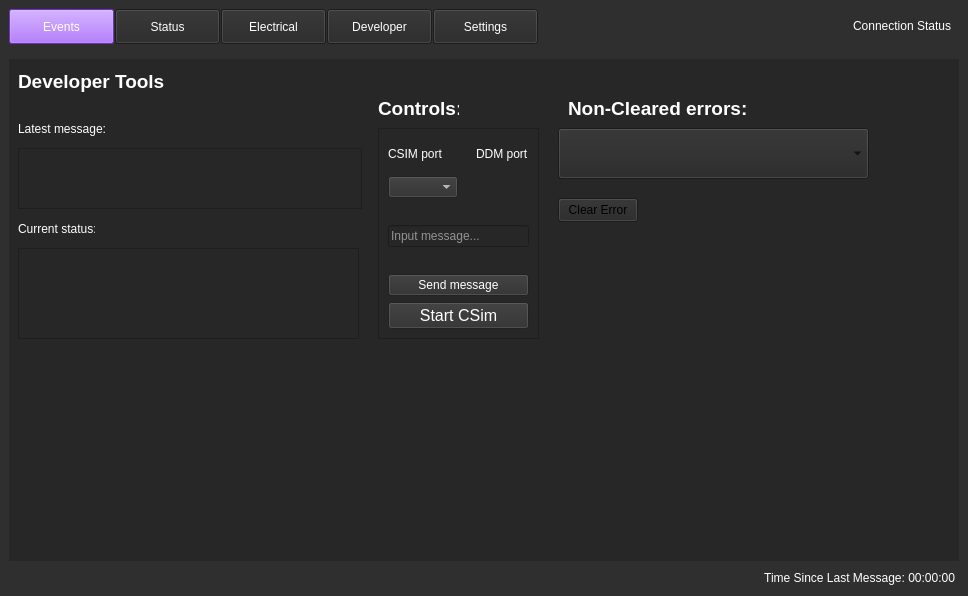
This is weapon-system-support-software/mainwindow.ui in Team-Controller-NAU/Controller as Qt 5 draws it before an edit. The edited form follows.
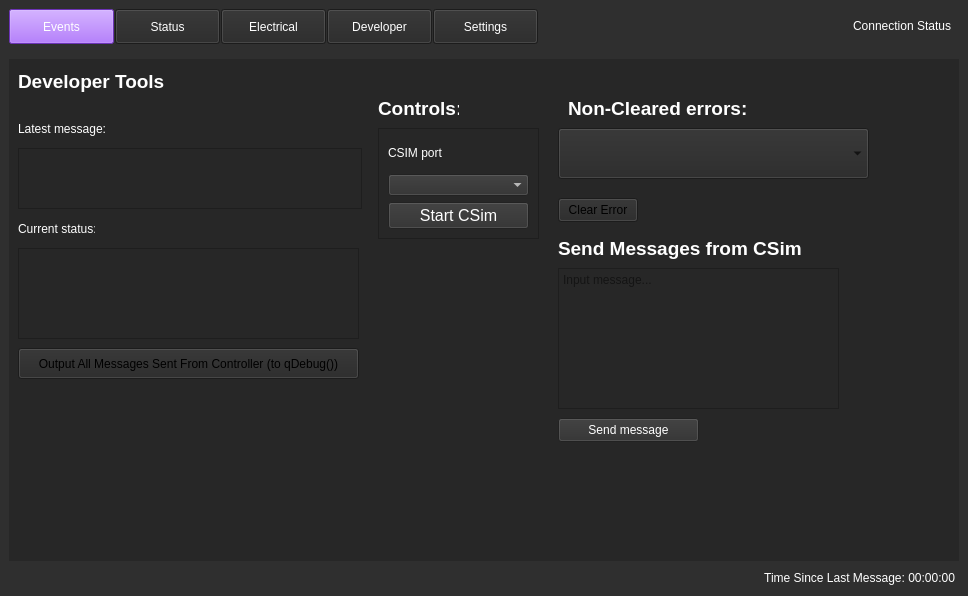
This is the edited form. The open tabs and pages were chosen to show the change. Icons and pictures are not drawn.

```diff
--- a/weapon-system-support-software/mainwindow.ui
+++ b/weapon-system-support-software/mainwindow.ui
@@ -706,7 +706,7 @@
                <x>360</x>
                <y>60</y>
                <width>161</width>
-               <height>211</height>
+               <height>111</height>
               </rect>
              </property>
              <property name="frameShape">
@@ -716,21 +716,7 @@
               <enum>QFrame::Raised</enum>
              </property>
              <layout class="QGridLayout" name="gridLayout_2">
-              <item row="9" column="0" colspan="4">
-               <widget class="QPushButton" name="send_message_button">
-                <property name="styleSheet">
-                 <string notr="true">background-color: rgb(47, 47, 47);
-color: rgb(255, 255, 255);
-border-color: rgb(255, 255, 255);
-border-top-color: rgb(255, 255, 255);
-border-right-color: rgb(255, 255, 255);</string>
-                </property>
-                <property name="text">
-                 <string>Send message</string>
-                </property>
-               </widget>
-              </item>
-              <item row="10" column="0" colspan="4">
+              <item row="2" column="1">
                <widget class="QPushButton" name="CSim_button">
                 <property name="font">
                  <font>
@@ -749,7 +735,18 @@
                 </property>
                </widget>
               </item>
-              <item row="0" column="0">
+              <item row="1" column="1">
+               <widget class="QComboBox" name="csim_port_selection">
+                <property name="styleSheet">
+                 <string notr="true">background-color: rgb(47, 47, 47);
+color: rgb(255, 255, 255);
+border-color: rgb(255, 255, 255);
+border-top-color: rgb(255, 255, 255);
+border-right-color: rgb(255, 255, 255);</string>
+                </property>
+               </widget>
+              </item>
+              <item row="0" column="1">
                <widget class="QLabel" name="controls_title">
                 <property name="styleSheet">
                  <string notr="true">color: rgb(255, 255, 255);</string>
@@ -759,39 +756,6 @@
                 </property>
                </widget>
               </item>
-              <item row="0" column="3">
-               <widget class="QLabel" name="controls_title_1">
-                <property name="styleSheet">
-                 <string notr="true">color: rgb(255, 255, 255);</string>
-                </property>
-                <property name="text">
-                 <string>DDM port</string>
-                </property>
-               </widget>
-              </item>
-              <item row="7" column="0" rowspan="2" colspan="4">
-               <widget class="QLineEdit" name="message_contents">
-                <property name="styleSheet">
-                 <string notr="true">color: rgb(255, 255, 255);
-background-color: rgb(39, 39, 39);
-border-color: rgb(255, 255, 255);</string>
-                </property>
-                <property name="placeholderText">
-                 <string>Input message...</string>
-                </property>
-               </widget>
-              </item>
-              <item row="2" column="0">
-               <widget class="QComboBox" name="csim_port_selection">
-                <property name="styleSheet">
-                 <string notr="true">background-color: rgb(47, 47, 47);
-color: rgb(255, 255, 255);
-border-color: rgb(255, 255, 255);
-border-top-color: rgb(255, 255, 255);
-border-right-color: rgb(255, 255, 255);</string>
-                </property>
-               </widget>
-              </item>
              </layout>
             </widget>
             <widget class="QLabel" name="sender_title_2">
@@ -873,6 +837,80 @@
               <string>Clear Error</string>
              </property>
             </widget>
+            <widget class="QPushButton" name="send_message_button">
+             <property name="geometry">
+              <rect>
+               <x>540</x>
+               <y>350</y>
+               <width>141</width>
+               <height>24</height>
+              </rect>
+             </property>
+             <property name="styleSheet">
+              <string notr="true">background-color: rgb(47, 47, 47);
+color: rgb(255, 255, 255);
+border-color: rgb(255, 255, 255);
+border-top-color: rgb(255, 255, 255);
+border-right-color: rgb(255, 255, 255);</string>
+             </property>
+             <property name="text">
+              <string>Send message</string>
+             </property>
+            </widget>
+            <widget class="QPushButton" name="output_messages_sent_button">
+             <property name="geometry">
+              <rect>
+               <x>0</x>
+               <y>280</y>
+               <width>341</width>
+               <height>31</height>
+              </rect>
+             </property>
+             <property name="sizePolicy">
+              <sizepolicy hsizetype="Fixed" vsizetype="Fixed">
+               <horstretch>0</horstretch>
+               <verstretch>0</verstretch>
+              </sizepolicy>
+             </property>
+             <property name="text">
+              <string>Output All Messages Sent From Controller (to qDebug())</string>
+             </property>
+            </widget>
+            <widget class="QLabel" name="controls_header_4">
+             <property name="geometry">
+              <rect>
+               <x>540</x>
+               <y>160</y>
+               <width>291</width>
+               <height>41</height>
+              </rect>
+             </property>
+             <property name="font">
+              <font>
+               <pointsize>14</pointsize>
+               <bold>true</bold>
+              </font>
+             </property>
+             <property name="styleSheet">
+              <string notr="true">color: rgb(255, 255, 255);</string>
+             </property>
+             <property name="text">
+              <string>Send Messages from CSim</string>
+             </property>
+            </widget>
+            <widget class="QTextEdit" name="message_contents">
+             <property name="geometry">
+              <rect>
+               <x>540</x>
+               <y>200</y>
+               <width>281</width>
+               <height>141</height>
+              </rect>
+             </property>
+             <property name="placeholderText">
+              <string>Input message...</string>
+             </property>
+            </widget>
            </widget>
            <widget class="QWidget" name="Settings_Page">
             <property name="sizePolicy">
```
Left out of the diff: 2 changed lines with no effect on the pictures.
